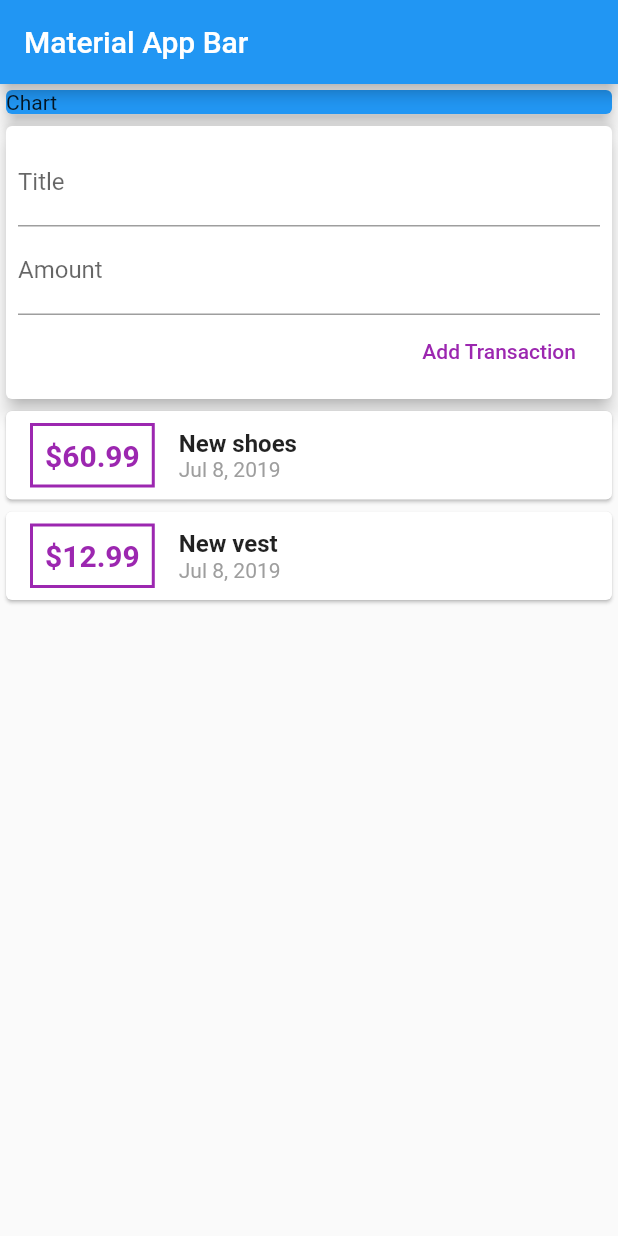
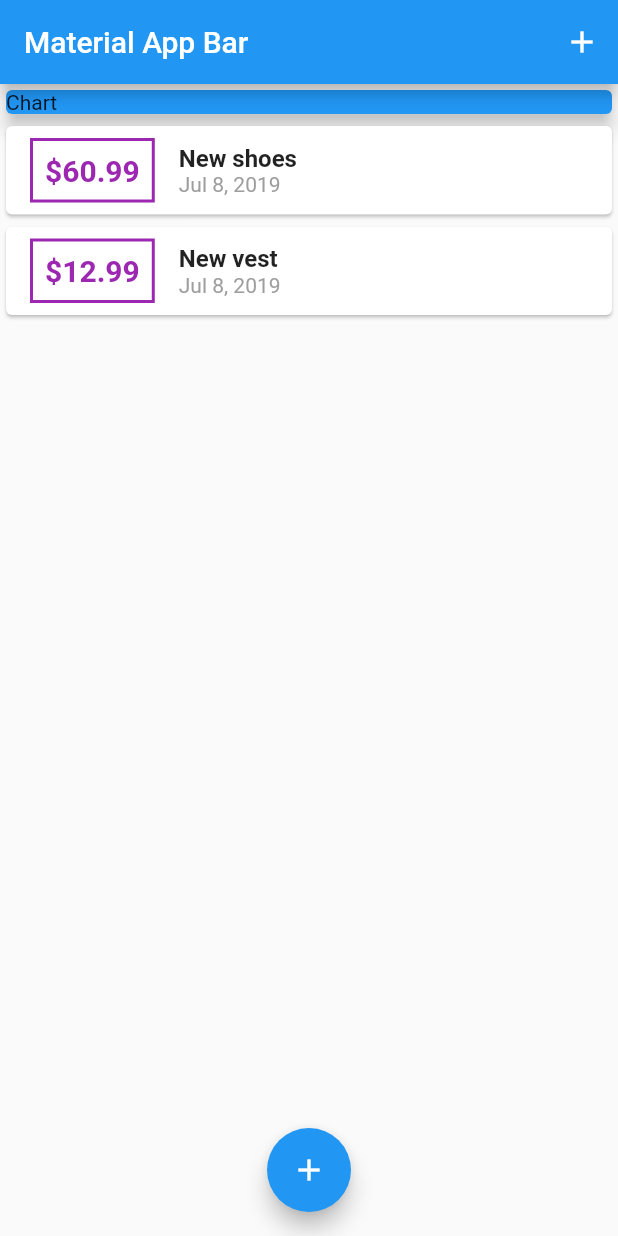
Before and after one commit to andres-gr/flutter-course, a Flutter app: the screen it shows after launch, on a phone screen of 412 x 824 dp. Run offline on Flutter 3.47's test engine with Material 2 defaults, Android fonts, the phone set to English and light mode, and no system bars.

Commit message:
video 91 done

```diff
--- /dev/null
+++ b/lib/app.dart
@@ -0,0 +1,95 @@
+import 'package:flutter/material.dart';
+
+import 'components/new_transaction.dart';
+import 'components/transaction_list.dart';
+import 'models/transaction.dart';
+
+class MyApp extends StatefulWidget {
+  const MyApp({
+    Key key,
+  }) : super(key: key);
+
+  @override
+  _MyAppState createState() => _MyAppState();
+}
+
+class _MyAppState extends State<MyApp> {
+  final List<Transaction> _userTransactions = [
+    Transaction(
+      id: 't1',
+      title: 'New shoes',
+      amount: 60.99,
+      date: DateTime.now(),
+    ),
+    Transaction(
+      id: 't2',
+      title: 'New vest',
+      amount: 12.99,
+      date: DateTime.now(),
+    ),
+  ];
+
+  void _addTransaction(
+    String title,
+    double amount,
+  ) {
+    final nextTransaction = Transaction(
+      amount: amount,
+      date: DateTime.now(),
+      id: DateTime.now().toString(),
+      title: title,
+    );
+
+    setState(() {
+      _userTransactions.add(nextTransaction);
+    });
+  }
+
+  void _handleOpenModal(BuildContext context) {
+    showModalBottomSheet(
+      context: context,
+      builder: (_) => GestureDetector(
+            onTap: () {},
+            behavior: HitTestBehavior.opaque,
+            child: NewTransaction(
+              handleNextTransaction: _addTransaction,
+            ),
+          ),
+    );
+  }
+
+  @override
+  Widget build(BuildContext context) {
+    return Scaffold(
+      appBar: AppBar(
+        title: Text('Material App Bar'),
+        actions: <Widget>[
+          IconButton(
+            icon: Icon(Icons.add),
+            onPressed: () => _handleOpenModal(context),
+          )
+        ],
+      ),
+      body: Column(
+        crossAxisAlignment: CrossAxisAlignment.stretch,
+        children: <Widget>[
+          Container(
+            child: Card(
+              color: Colors.blue,
+              elevation: 5,
+              child: const Text('Chart'),
+            ),
+          ),
+          TransactionList(
+            transactions: _userTransactions,
+          ),
+        ],
+      ),
+      floatingActionButton: FloatingActionButton(
+        child: Icon(Icons.add),
+        onPressed: () => _handleOpenModal(context),
+      ),
+      floatingActionButtonLocation: FloatingActionButtonLocation.centerFloat,
+    );
+  }
+}
--- a/lib/components/transaction_list.dart
+++ b/lib/components/transaction_list.dart
@@ -17,8 +17,8 @@ class TransactionList extends StatelessWidget {
       height: 300,
       child: ListView.builder(
         itemBuilder: (
-          BuildContext context,
-          int index,
+          context,
+          index,
         ) =>
             Card(
               child: Row(
--- a/lib/components/user_transactions.dart
+++ /dev/null
@@ -1,60 +0,0 @@
-import 'package:flutter/material.dart';
-
-import '../models/transaction.dart';
-import 'new_transaction.dart';
-import 'transaction_list.dart';
-
-class UserTransactions extends StatefulWidget {
-  const UserTransactions({
-    Key key,
-  }) : super(key: key);
-
-  _UserTransactionsState createState() => _UserTransactionsState();
-}
-
-class _UserTransactionsState extends State<UserTransactions> {
-  final List<Transaction> _userTransactions = [
-    Transaction(
-      id: 't1',
-      title: 'New shoes',
-      amount: 60.99,
-      date: DateTime.now(),
-    ),
-    Transaction(
-      id: 't2',
-      title: 'New vest',
-      amount: 12.99,
-      date: DateTime.now(),
-    ),
-  ];
-
-  void _addTransaction(
-    String title,
-    double amount,
-  ) {
-    final nextTransaction = Transaction(
-      amount: amount,
-      date: DateTime.now(),
-      id: DateTime.now().toString(),
-      title: title,
-    );
-
-    setState(() {
-      _userTransactions.add(nextTransaction);
-    });
-  }
-
-  @override
-  Widget build(BuildContext context) {
-    return Column(
-      children: <Widget>[
-        NewTransaction(
-          handleNextTransaction: _addTransaction,
-        ),
-        TransactionList(
-          transactions: _userTransactions,
-        ),
-      ],
-    );
-  }
-}
--- a/lib/main.dart
+++ b/lib/main.dart
@@ -1,32 +1,19 @@
 import 'package:flutter/material.dart';
 
-import 'components/user_transactions.dart';
+import 'app.dart';
 
-void main() => runApp(MyApp());
+void main() => runApp(Main());
 
-class MyApp extends StatelessWidget {
+class Main extends StatelessWidget {
+  const Main({
+    Key key,
+  }) : super(key: key);
+
   @override
   Widget build(BuildContext context) {
     return MaterialApp(
       title: 'Material App',
-      home: Scaffold(
-        appBar: AppBar(
-          title: Text('Material App Bar'),
-        ),
-        body: Column(
-          crossAxisAlignment: CrossAxisAlignment.stretch,
-          children: <Widget>[
-            Container(
-              child: Card(
-                color: Colors.blue,
-                elevation: 5,
-                child: const Text('Chart'),
-              ),
-            ),
-            UserTransactions()
-          ],
-        ),
-      ),
+      home: MyApp(),
     );
   }
 }
```
Also changed, not shown: lib/components/new_transaction.dart (+10 -3 lines), 1 other file.
